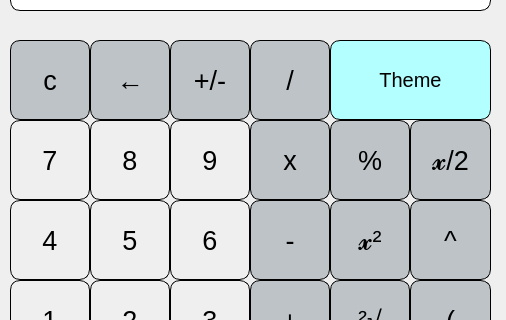
monika-shaw-cctech/QT-Calculator, file QT_Calc/mainwindow.ui: the form before one commit; both pictures show x 0 to 506 and y 150 to 470 of the 506 by 605 pixel window.
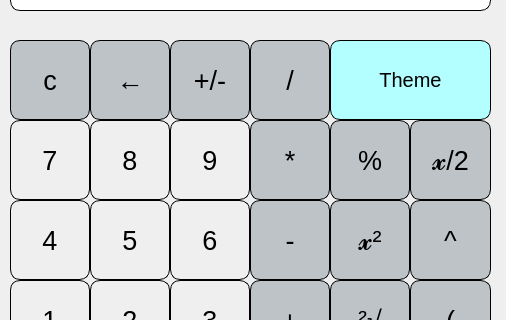
The form after the commit.

Diff of the .ui file:
```diff
--- a/QT_Calc/mainwindow.ui
+++ b/QT_Calc/mainwindow.ui
@@ -520,7 +520,7 @@
 </string>
     </property>
     <property name="text">
-     <string>x</string>
+     <string>*</string>
     </property>
    </widget>
    <widget class="QPushButton" name="pushButton_plus_minus">
```
